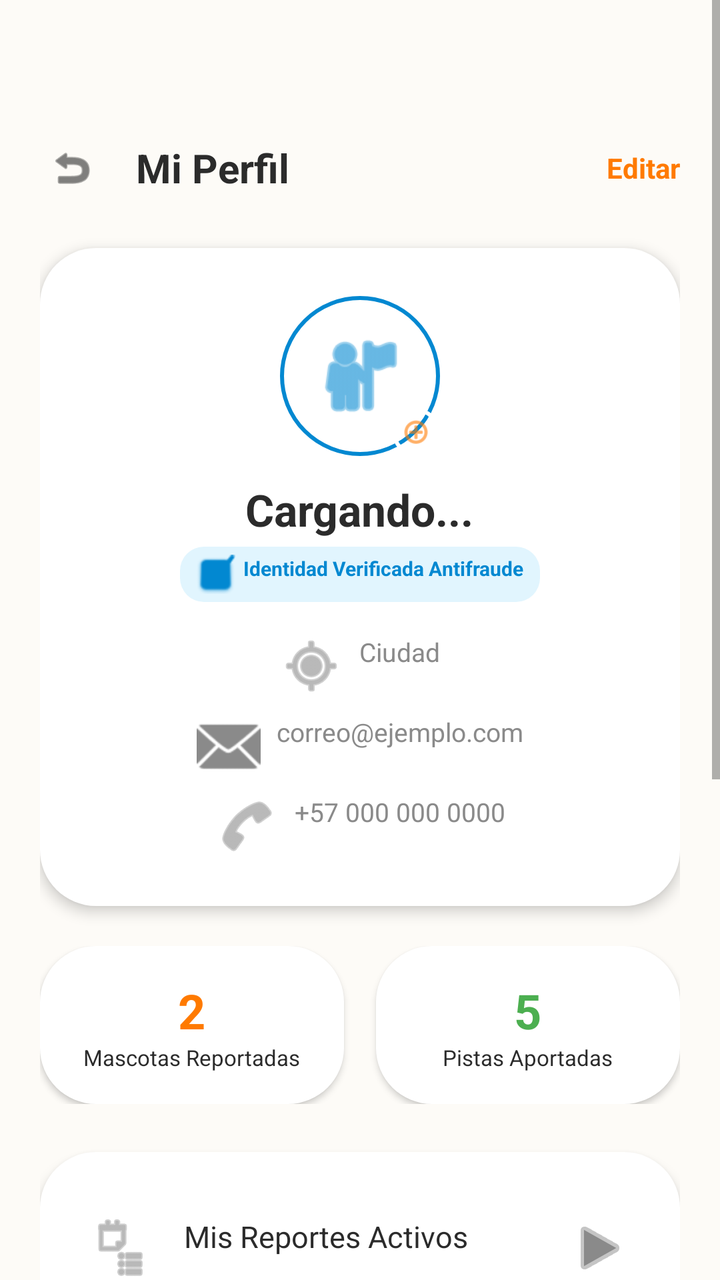
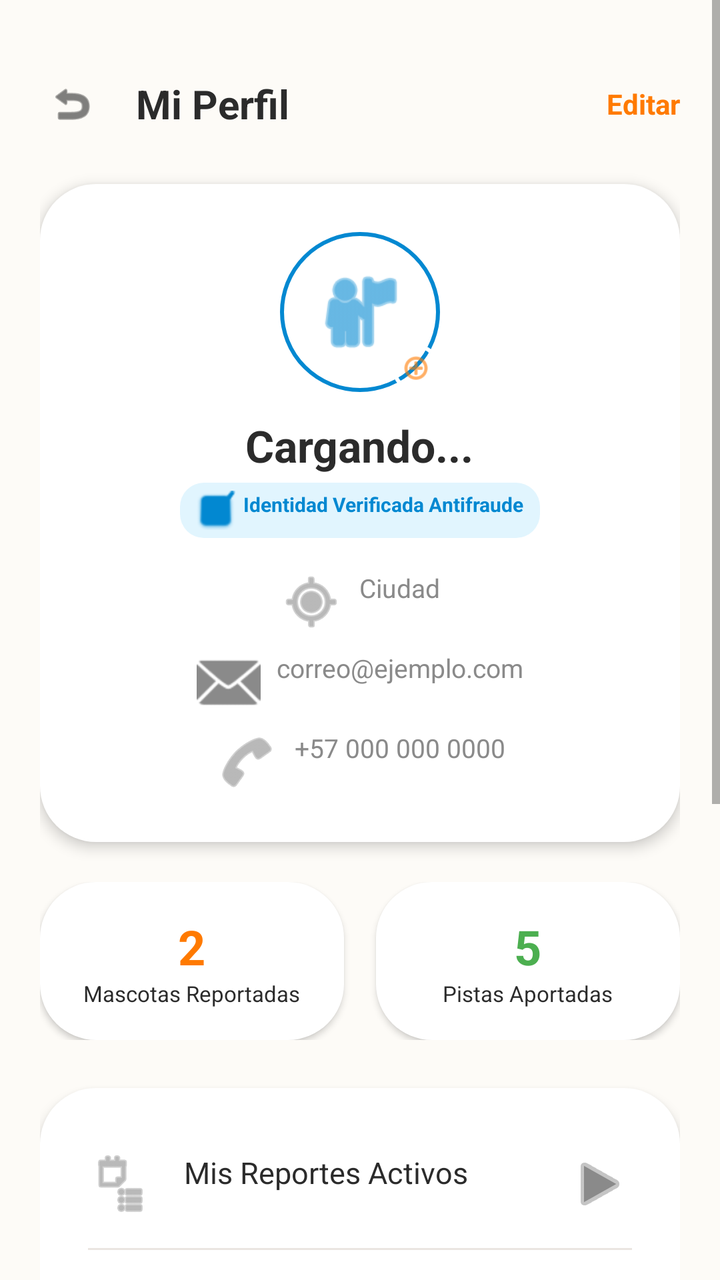

Before-and-after screenshots of an Android layout around one commit, followed by the original layout XML and the change that was made.
<!-- AndroidManifest.xml: application theme Theme.HuellaApp -->
<!-- res/layout/activity_mi_perfil.xml -->
<?xml version="1.0" encoding="utf-8"?>
<ScrollView xmlns:android="http://schemas.android.com/apk/res/android"
    xmlns:app="http://schemas.android.com/apk/res-auto"
    xmlns:tools="http://schemas.android.com/tools"
    android:layout_width="match_parent"
    android:layout_height="match_parent"
    android:background="@color/huellapp_background"
    android:fillViewport="true"
    tools:context=".MiPerfilActivity">

    <androidx.constraintlayout.widget.ConstraintLayout
        android:layout_width="match_parent"
        android:layout_height="wrap_content"
        android:padding="20dp">

        
        <LinearLayout
            android:id="@+id/headerPerfil"
            android:layout_width="match_parent"
            android:layout_height="wrap_content"
            android:gravity="center_vertical"
            android:orientation="horizontal"
            android:paddingTop="48dp"
            app:layout_constraintTop_toTopOf="parent">

            <ImageView
                android:id="@+id/ivBackPerfil"
                android:layout_width="32dp"
                android:layout_height="32dp"
                android:background="?attr/selectableItemBackgroundBorderless"
                android:padding="4dp"
                android:src="@android:drawable/ic_menu_revert"
                app:tint="@color/huellapp_text_dark" />

            <TextView
                style="@style/HuellAppTitle"
                android:layout_width="0dp"
                android:layout_height="wrap_content"
                android:layout_marginStart="16dp"
                android:layout_weight="1"
                android:text="Mi Perfil"
                android:textSize="20sp" />

            <TextView
                android:id="@+id/tvEditar"
                android:layout_width="wrap_content"
                android:layout_height="wrap_content"
                android:text="Editar"
                android:textColor="@color/huellapp_primary"
                android:textSize="14sp"
                android:textStyle="bold" />
        </LinearLayout>

        
        <LinearLayout
            android:id="@+id/cardUsuario"
            android:layout_width="match_parent"
            android:layout_height="wrap_content"
            android:layout_marginTop="24dp"
            android:background="@drawable/bg_card_rounded"
            android:elevation="4dp"
            android:gravity="center"
            android:orientation="vertical"
            android:padding="24dp"
            app:layout_constraintTop_toBottomOf="@id/headerPerfil">

            
            <androidx.constraintlayout.widget.ConstraintLayout
                android:layout_width="wrap_content"
                android:layout_height="wrap_content">

                <ImageView
                    android:id="@+id/ivAvatar"
                    android:layout_width="80dp"
                    android:layout_height="80dp"
                    android:background="@drawable/bg_avatar_verified"
                    android:padding="16dp"
                    android:src="@android:drawable/ic_menu_myplaces"
                    app:tint="@color/huellapp_blue" />

                
                <ImageView
                    android:layout_width="24dp"
                    android:layout_height="24dp"
                    android:background="@drawable/bg_avatar_verified"
                    android:backgroundTint="@color/white"
                    android:padding="4dp"
                    android:src="@android:drawable/ic_menu_add"
                    app:layout_constraintBottom_toBottomOf="parent"
                    app:layout_constraintEnd_toEndOf="parent"
                    app:tint="@color/huellapp_primary" />
            </androidx.constraintlayout.widget.ConstraintLayout>

            <TextView
                android:id="@+id/tvNombrePerfil"
                android:layout_width="wrap_content"
                android:layout_height="wrap_content"
                android:layout_marginTop="12dp"
                android:text="Cargando..."
                android:textColor="@color/huellapp_text_dark"
                android:textSize="22sp"
                android:textStyle="bold" />

            <TextView
                android:layout_width="wrap_content"
                android:layout_height="wrap_content"
                android:layout_marginTop="4dp"
                android:background="@drawable/bg_badge_verified"
                android:drawablePadding="4dp"
                android:text="Identidad Verificada Antifraude"
                android:textColor="@color/huellapp_blue"
                android:textSize="10sp"
                android:textStyle="bold"
                app:drawableStartCompat="@android:drawable/checkbox_on_background"
                app:drawableTint="@color/huellapp_blue" />

            <TextView
                android:id="@+id/tvCiudadPerfil"
                android:layout_width="wrap_content"
                android:layout_height="wrap_content"
                android:layout_marginTop="16dp"
                android:drawablePadding="8dp"
                android:text="Ciudad"
                android:textColor="@color/huellapp_text_hint"
                android:textSize="13sp"
                app:drawableStartCompat="@android:drawable/ic_menu_mylocation"
                app:drawableTint="@color/huellapp_text_hint" />

            <TextView
                android:id="@+id/tvCorreoPerfil"
                android:layout_width="wrap_content"
                android:layout_height="wrap_content"
                android:layout_marginTop="8dp"
                android:drawablePadding="8dp"
                android:text="correo@ejemplo.com"
                android:textColor="@color/huellapp_text_hint"
                android:textSize="13sp"
                app:drawableStartCompat="@android:drawable/ic_dialog_email"
                app:drawableTint="@color/huellapp_text_hint" />

            <TextView
                android:id="@+id/tvCelularPerfil"
                android:layout_width="wrap_content"
                android:layout_height="wrap_content"
                android:layout_marginTop="8dp"
                android:drawablePadding="8dp"
                android:text="+57 000 000 0000"
                android:textColor="@color/huellapp_text_hint"
                android:textSize="13sp"
                app:drawableStartCompat="@android:drawable/ic_menu_call"
                app:drawableTint="@color/huellapp_text_hint" />
        </LinearLayout>

        
        <LinearLayout
            android:id="@+id/llStats"
            android:layout_width="match_parent"
            android:layout_height="wrap_content"
            android:layout_marginTop="20dp"
            android:baselineAligned="false"
            android:orientation="horizontal"
            app:layout_constraintTop_toBottomOf="@id/cardUsuario">

            <LinearLayout
                android:layout_width="0dp"
                android:layout_height="wrap_content"
                android:layout_marginEnd="8dp"
                android:layout_weight="1"
                android:background="@drawable/bg_card_rounded"
                android:elevation="2dp"
                android:gravity="center"
                android:orientation="vertical"
                android:padding="16dp">

                <TextView
                    android:layout_width="wrap_content"
                    android:layout_height="wrap_content"
                    android:text="2"
                    android:textColor="@color/huellapp_primary"
                    android:textSize="24sp"
                    android:textStyle="bold" />

                <TextView
                    android:layout_width="wrap_content"
                    android:layout_height="wrap_content"
                    android:text="Mascotas Reportadas"
                    android:textAlignment="center"
                    android:textColor="@color/huellapp_text_dark"
                    android:textSize="11sp" />
            </LinearLayout>

            <LinearLayout
                android:layout_width="0dp"
                android:layout_height="wrap_content"
                android:layout_marginStart="8dp"
                android:layout_weight="1"
                android:background="@drawable/bg_card_rounded"
                android:elevation="2dp"
                android:gravity="center"
                android:orientation="vertical"
                android:padding="16dp">

                <TextView
                    android:layout_width="wrap_content"
                    android:layout_height="wrap_content"
                    android:text="5"
                    android:textColor="@color/huellapp_green"
                    android:textSize="24sp"
                    android:textStyle="bold" />

                <TextView
                    android:layout_width="wrap_content"
                    android:layout_height="wrap_content"
                    android:text="Pistas Aportadas"
                    android:textAlignment="center"
                    android:textColor="@color/huellapp_text_dark"
                    android:textSize="11sp" />
            </LinearLayout>
        </LinearLayout>

        
        <LinearLayout
            android:id="@+id/cardOpciones"
            android:layout_width="match_parent"
            android:layout_height="wrap_content"
            android:layout_marginTop="24dp"
            android:background="@drawable/bg_card_rounded"
            android:elevation="4dp"
            android:orientation="vertical"
            android:paddingVertical="16dp"
            app:layout_constraintTop_toBottomOf="@id/llStats">

            
            <TextView
                android:id="@+id/opcReportes"
                android:layout_width="match_parent"
                android:layout_height="wrap_content"
                android:background="?attr/selectableItemBackground"
                android:drawablePadding="16dp"
                android:paddingHorizontal="24dp"
                android:paddingVertical="16dp"
                android:text="Mis Reportes Activos"
                android:textColor="@color/huellapp_text_dark"
                android:textSize="15sp"
                app:drawableEndCompat="@android:drawable/ic_media_play"
                app:drawableStartCompat="@android:drawable/ic_menu_agenda"
                app:drawableTint="@color/huellapp_text_hint" />

            <View
                android:layout_width="match_parent"
                android:layout_height="1dp"
                android:layout_marginHorizontal="24dp"
                android:background="@color/huellapp_border" />

            
            <TextView
                android:id="@+id/opcDirectorio"
                android:layout_width="match_parent"
                android:layout_height="wrap_content"
                android:background="?attr/selectableItemBackground"
                android:drawablePadding="16dp"
                android:paddingHorizontal="24dp"
                android:paddingVertical="16dp"
                android:text="Directorio Veterinario (Próximamente)"
                android:textColor="@color/huellapp_text_dark"
                android:textSize="15sp"
                app:drawableEndCompat="@android:drawable/ic_media_play"
                app:drawableStartCompat="@android:drawable/ic_menu_sort_by_size"
                app:drawableTint="@color/huellapp_text_hint" />

            <View
                android:layout_width="match_parent"
                android:layout_height="1dp"
                android:layout_marginHorizontal="24dp"
                android:background="@color/huellapp_border" />

            
            <TextView
                android:id="@+id/opcAsistente"
                android:layout_width="match_parent"
                android:layout_height="wrap_content"
                android:background="?attr/selectableItemBackground"
                android:drawablePadding="16dp"
                android:paddingHorizontal="24dp"
                android:paddingVertical="16dp"
                android:text="Asistente HuellApp (IA)"
                android:textColor="@color/huellapp_text_dark"
                android:textSize="15sp"
                app:drawableEndCompat="@android:drawable/ic_media_play"
                app:drawableStartCompat="@android:drawable/ic_btn_speak_now"
                app:drawableTint="@color/huellapp_text_hint" />

            <View
                android:layout_width="match_parent"
                android:layout_height="1dp"
                android:layout_marginHorizontal="24dp"
                android:background="@color/huellapp_border" />

            
            <TextView
                android:id="@+id/opcEditar"
                android:layout_width="match_parent"
                android:layout_height="wrap_content"
                android:background="?attr/selectableItemBackground"
                android:drawablePadding="16dp"
                android:paddingHorizontal="24dp"
                android:paddingVertical="16dp"
                android:text="Editar Perfil"
                android:textColor="@color/huellapp_text_dark"
                android:textSize="15sp"
                app:drawableEndCompat="@android:drawable/ic_media_play"
                app:drawableStartCompat="@android:drawable/ic_menu_edit"
                app:drawableTint="@color/huellapp_text_hint" />

            <View
                android:layout_width="match_parent"
                android:layout_height="1dp"
                android:layout_marginHorizontal="24dp"
                android:background="@color/huellapp_border" />

            
            <TextView
                android:id="@+id/opcConfig"
                android:layout_width="match_parent"
                android:layout_height="wrap_content"
                android:background="?attr/selectableItemBackground"
                android:drawablePadding="16dp"
                android:paddingHorizontal="24dp"
                android:paddingVertical="16dp"
                android:text="Configuración y Privacidad"
                android:textColor="@color/huellapp_text_dark"
                android:textSize="15sp"
                app:drawableEndCompat="@android:drawable/ic_media_play"
                app:drawableStartCompat="@android:drawable/ic_menu_preferences"
                app:drawableTint="@color/huellapp_text_hint" />
        </LinearLayout>

        
        <Button
            android:id="@+id/btnCerrarSesion"
            android:layout_width="match_parent"
            android:layout_height="55dp"
            android:layout_marginTop="32dp"
            android:background="@drawable/bg_button_outline_red"
            android:drawableStart="@android:drawable/ic_menu_close_clear_cancel"
            android:drawablePadding="12dp"
            android:drawableTint="@color/huellapp_red"
            android:paddingHorizontal="24dp"
            android:text="Cerrar Sesión"
            android:textAllCaps="false"
            android:textColor="@color/huellapp_red"
            android:textSize="16sp"
            android:textStyle="bold"
            app:layout_constraintTop_toBottomOf="@id/cardOpciones" />

    </androidx.constraintlayout.widget.ConstraintLayout>
</ScrollView>
<!-- resources referenced by this layout -->
<resources>
  <color name="huellapp_background">#FDFBF7</color>
  <color name="huellapp_blue">#0288D1</color>
  <color name="huellapp_border">#EAE5E1</color>
  <color name="huellapp_green">#4CAF50</color>
  <color name="huellapp_primary">#FF7A00</color>
  <color name="huellapp_red">#F44336</color>
  <color name="huellapp_text_dark">#2B2B2B</color>
  <color name="huellapp_text_hint">#8A8A8A</color>
  <color name="white">#FFFFFFFF</color>
  <!-- drawable bg_avatar_verified (drawable) -->
  <?xml version="1.0" encoding="utf-8"?>
  <shape xmlns:android="http://schemas.android.com/apk/res/android"
      android:shape="oval">
  
      
      <solid android:color="@android:color/transparent" />
  
      
      <stroke android:width="2dp" android:color="@color/huellapp_blue" />
  
  </shape>
  <!-- drawable bg_badge_verified (drawable) -->
  <?xml version="1.0" encoding="utf-8"?>
  <shape xmlns:android="http://schemas.android.com/apk/res/android" android:shape="rectangle">
      <solid android:color="#E1F5FE"/> 
      <corners android:radius="12dp"/>
      <padding android:left="8dp" android:right="8dp" android:top="4dp" android:bottom="4dp"/>
  </shape>
  <!-- drawable bg_button_outline_red (drawable) -->
  <?xml version="1.0" encoding="utf-8"?>
  <shape xmlns:android="http://schemas.android.com/apk/res/android" android:shape="rectangle">
      <solid android:color="@color/huellapp_background"/>
      <stroke android:width="2dp" android:color="@color/huellapp_red"/>
      <corners android:radius="24dp"/>
  </shape>
  <!-- drawable bg_card_rounded (drawable) -->
  <?xml version="1.0" encoding="utf-8"?>
  <shape xmlns:android="http://schemas.android.com/apk/res/android"
      android:shape="rectangle">
  
      
      <solid android:color="@color/huellapp_card_bg" />
  
      
      <corners android:radius="28dp" />
  
      
  </shape>
  <style name="HuellAppTitle" parent="TextAppearance.MaterialComponents.Headline5">
          <item name="android:textColor">@color/huellapp_text_dark</item>
          <item name="android:textStyle">bold</item>
          <item name="android:textSize">24sp</item>
      </style>
  <style name="Theme.HuellaApp" parent="Base.Theme.HuellaApp" />
  <color name="huellapp_card_bg">#FFFFFF</color>
  <style name="Base.Theme.HuellaApp" parent="Theme.MaterialComponents.DayNight.NoActionBar">
          
          <item name="colorPrimary">@color/huellapp_primary</item>
          <item name="colorPrimaryVariant">@color/huellapp_primary_dark</item>
          <item name="colorOnPrimary">@color/white</item>
  
          
          <item name="android:windowBackground">@color/huellapp_background</item>
          <item name="colorSurface">@color/huellapp_card_bg</item>
      </style>
  <color name="huellapp_primary_dark">#E65100</color>
</resources>

<!-- the commit's change to res/layout/activity_mi_perfil.xml (unified diff, before → after) -->
@@ -20,7 +20,7 @@
             android:layout_height="wrap_content"
             android:gravity="center_vertical"
             android:orientation="horizontal"
-            android:paddingTop="48dp"
+            android:paddingTop="16dp"
             app:layout_constraintTop_toTopOf="parent">
 
             <ImageView
@@ -339,7 +339,7 @@
         <Button
             android:id="@+id/btnCerrarSesion"
             android:layout_width="match_parent"
-            android:layout_height="55dp"
+            android:layout_height="wrap_content" android:minHeight="55dp"
             android:layout_marginTop="32dp"
             android:background="@drawable/bg_button_outline_red"
             android:drawableStart="@android:drawable/ic_menu_close_clear_cancel"
